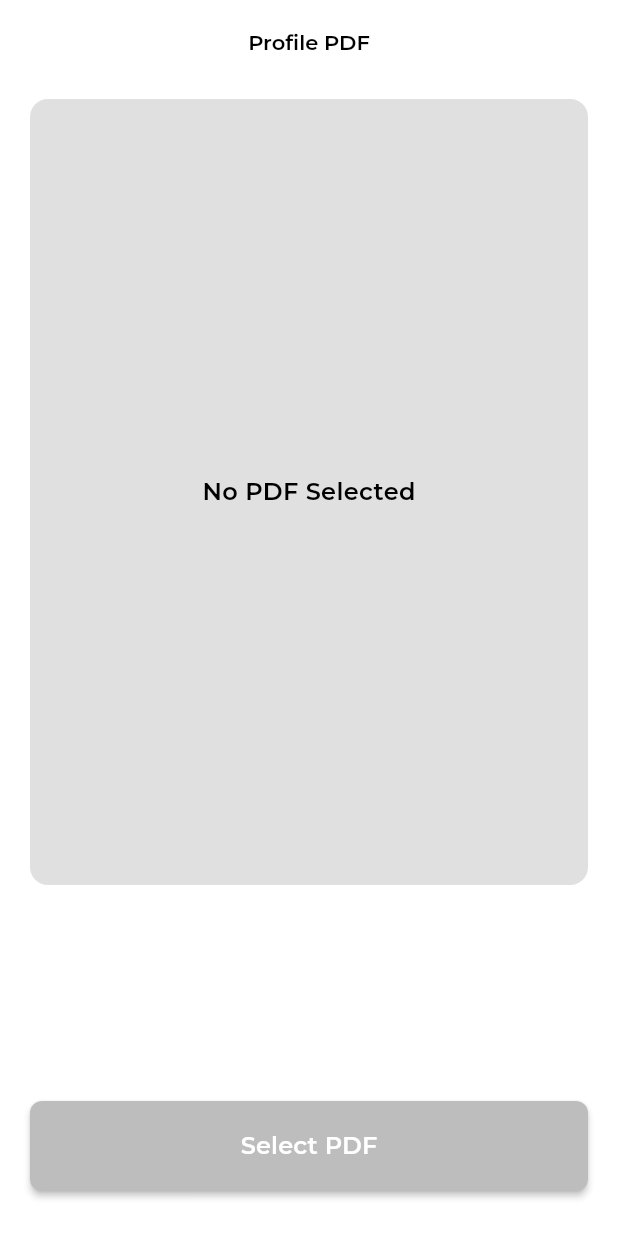
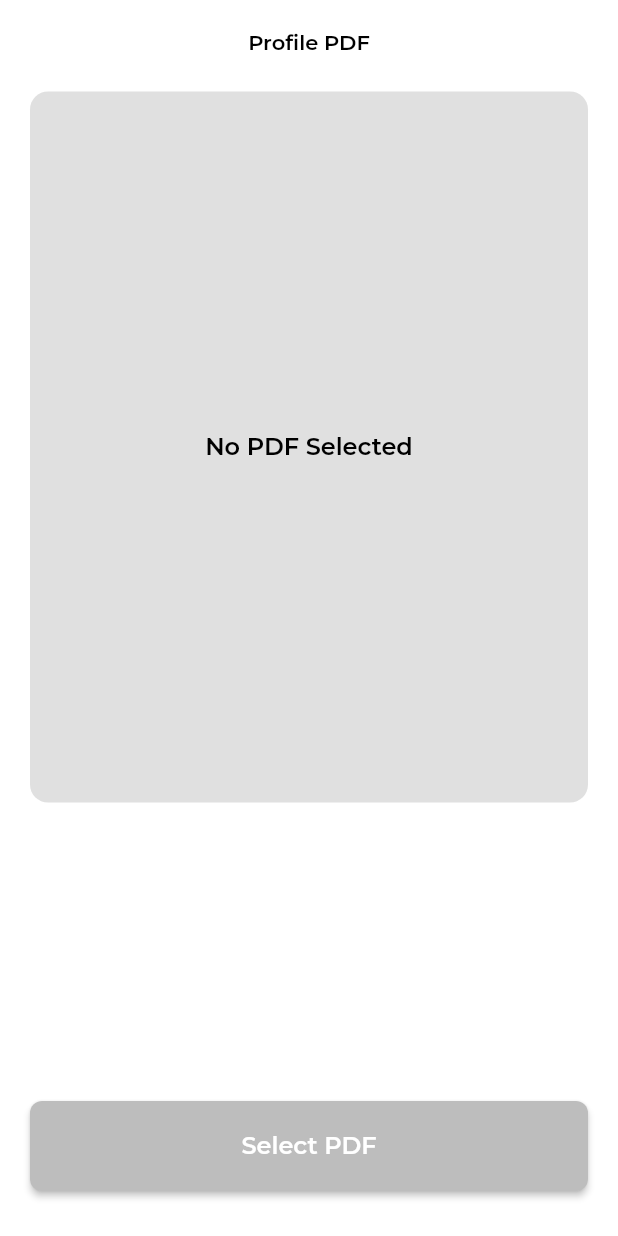
Before and after one commit to sublime-rawking/bandhu, a Flutter app: the PdfProfileScreen screen opened directly, on a phone screen of 412 x 824 dp. Run offline on Flutter 3.47's test engine with Material 3 defaults, Android fonts, the phone set to English and light mode, and no system bars; our stand-ins replace dio, expandable, file_picker, flutter_native_splash, flutter_riverpod, fluttertoast and 6 more; missing offline and left inert: easy_image_viewer, page_animation_transition, syncfusion_flutter_pdfviewer; accounts and stored records are empty.

Commit message:
some ui fixes

```diff
--- a/lib/main.dart
+++ b/lib/main.dart
@@ -25,6 +25,7 @@ void main() {
       child: MaterialApp(
         title: 'Reffergenix',
         theme: ThemeData(
+          useMaterial3: false,
           appBarTheme: const AppBarTheme(
             backgroundColor: Colors.white,
             elevation: 0,
--- a/lib/screens/navbar/profile_pdf_screen.dart
+++ b/lib/screens/navbar/profile_pdf_screen.dart
@@ -61,14 +61,14 @@ class _PdfProfileScreenState extends ConsumerState<PdfProfileScreen> {
       body: Stack(
         children: [
           Padding(
-            padding: const EdgeInsets.symmetric(horizontal: 20, vertical: 10),
+            padding: const EdgeInsets.symmetric(horizontal: 20, vertical: 5),
             child: Column(children: [
               selectedPdf.isEmpty && ref.read(userDataProvider).dcp.isEmpty
                   ? InkWell(
                       onTap: pickPDF, child: emptyPdfPlaceHolder(size: size))
                   : SizedBox(
                       width: size.width,
-                      height: size.height - 300,
+                      height: size.height - 350,
                       child: selectedPdf.isEmpty
                           ? SfPdfViewer.network(
                               "$baseUrl/uploads/dcp/${ref.read(userDataProvider).dcp}")
@@ -146,7 +146,7 @@ class _PdfProfileScreenState extends ConsumerState<PdfProfileScreen> {
 }
 
 Widget emptyPdfPlaceHolder({required Size size}) => Container(
-      height: size.height - 300,
+      height: size.height - 350,
       width: size.width,
       decoration: BoxDecoration(
           color: Colors
```
Also changed, not shown: pubspec.lock, 6 other files.
